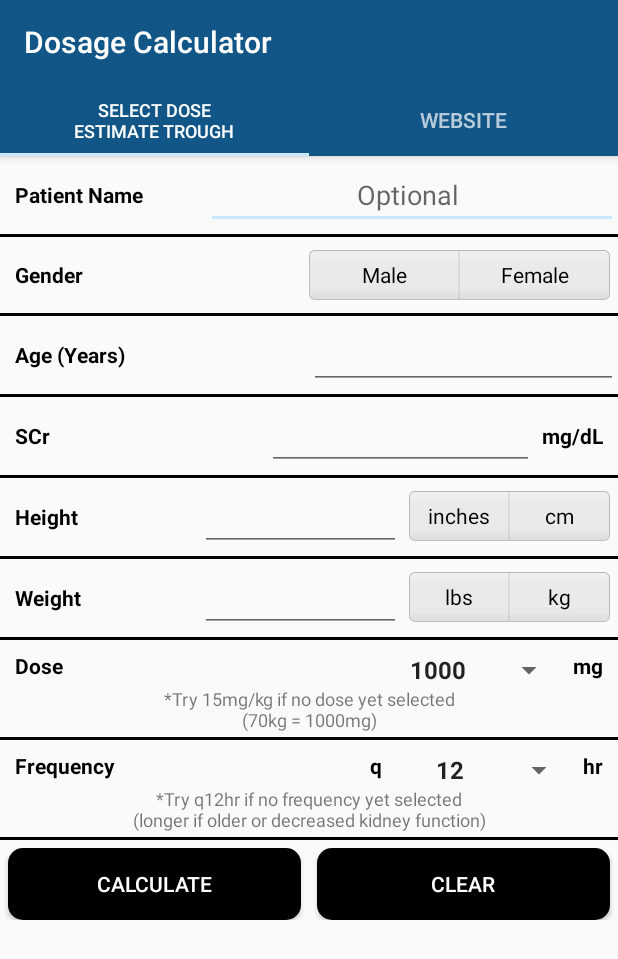
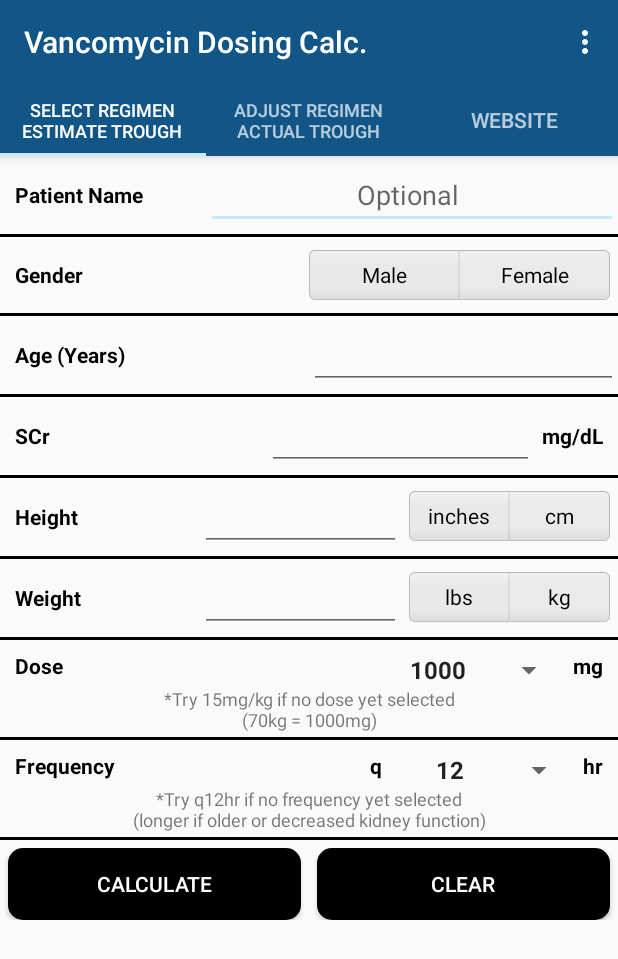
Before and after one commit to ITKosta829/Dosage-Calculator, an Android app: the screen it shows after launch (MainActivity), on a phone screen of 412 x 824 dp. Shown: the top 959 px of the screen. Run offline under Robolectric (Android 15) with nearby library versions, the phone set to English and light mode, and no system bars.

Commit message:
Created Options Menu.

```diff
--- /dev/null
+++ b/app/src/main/java/com/hughesmedicine/gregh/pharmacyapp/FragTabTwo.java
@@ -0,0 +1,54 @@
+package com.hughesmedicine.gregh.pharmacyapp;
+
+import android.os.Bundle;
+import android.support.v4.app.Fragment;
+import android.util.Log;
+import android.view.LayoutInflater;
+import android.view.View;
+import android.view.ViewGroup;
+
+/**
+ * Created by DeanC on 10/14/2016.
+ */
+
+public class FragTabTwo extends Fragment {
+
+    View mView;
+
+    public FragTabTwo() {
+    }
+
+    @Override
+    public View onCreateView(LayoutInflater inflater, ViewGroup container,
+                             Bundle savedInstanceState) {
+
+        mView = inflater.inflate(R.layout.frag_tab_two, container, false);
+
+
+        return mView;
+    }
+
+    @Override
+    public void onStart() {
+        super.onStart();
+    }
+
+    @Override
+    public void onPause() {
+        Log.d("MyTag", "Fragment Two Paused");
+        super.onPause();
+    }
+
+    @Override
+    public void onResume() {
+        Log.d("MyTag", "Fragment Two Resumed");
+        super.onResume();
+    }
+
+    @Override
+    public void onStop() {
+        super.onStop();
+    }
+
+
+}
--- a/app/src/main/java/com/hughesmedicine/gregh/pharmacyapp/ResultsDialog.java
+++ b/app/src/main/java/com/hughesmedicine/gregh/pharmacyapp/ResultsDialog.java
@@ -85,7 +85,6 @@ public class ResultsDialog extends DialogFragment {
         b = new AlertDialog.Builder(getActivity());
         b.setView(v)
 
-                //.setTitle(currentTime)
                 .setCustomTitle(title)
 
                 .setPositiveButton("Save",
--- /dev/null
+++ b/app/src/main/res/layout/frag_tab_two.xml
@@ -0,0 +1,6 @@
+<?xml version="1.0" encoding="utf-8"?>
+<LinearLayout xmlns:android="http://schemas.android.com/apk/res/android"
+    android:orientation="vertical" android:layout_width="match_parent"
+    android:layout_height="match_parent">
+
+</LinearLayout>
--- /dev/null
+++ b/app/src/main/res/menu/menu.xml
@@ -0,0 +1,20 @@
+<?xml version="1.0" encoding="utf-8"?>
+<menu xmlns:android="http://schemas.android.com/apk/res/android">
+
+    <item
+        android:id="@+id/menu_references"
+        android:title="References" />
+    <item
+        android:id="@+id/menu_limitations"
+        android:title="Limitations" />
+    <item
+        android:id="@+id/menu_liability"
+        android:title="Liability" />
+    <item
+        android:id="@+id/menu_about"
+        android:title="About Calculator" />
+    <item
+        android:id="@+id/menu_learn_more"
+        android:title="Learn More" />
+
+</menu>
--- a/app/src/main/res/values/strings.xml
+++ b/app/src/main/res/values/strings.xml
@@ -1,3 +1,9 @@
 <resources>
-    <string name="app_name">Dosage Calculator</string>
+    <string name="app_name">Vancomycin Dosing Calc.</string>
+    <string name="liability_title">Liability</string>
+    <string name="limitations_title">Limitations</string>
+    <string name="about_calc">About the Calculator</string>
+    <string name="references_title">References</string>
+    <string name="more_info_title">More Pharmacotherapy Information</string>
+
 </resources>
```
Also changed, not shown: app/src/main/java/com/hughesmedicine/gregh/pharmacyapp/MainActivity.java (+101 -7 lines).
